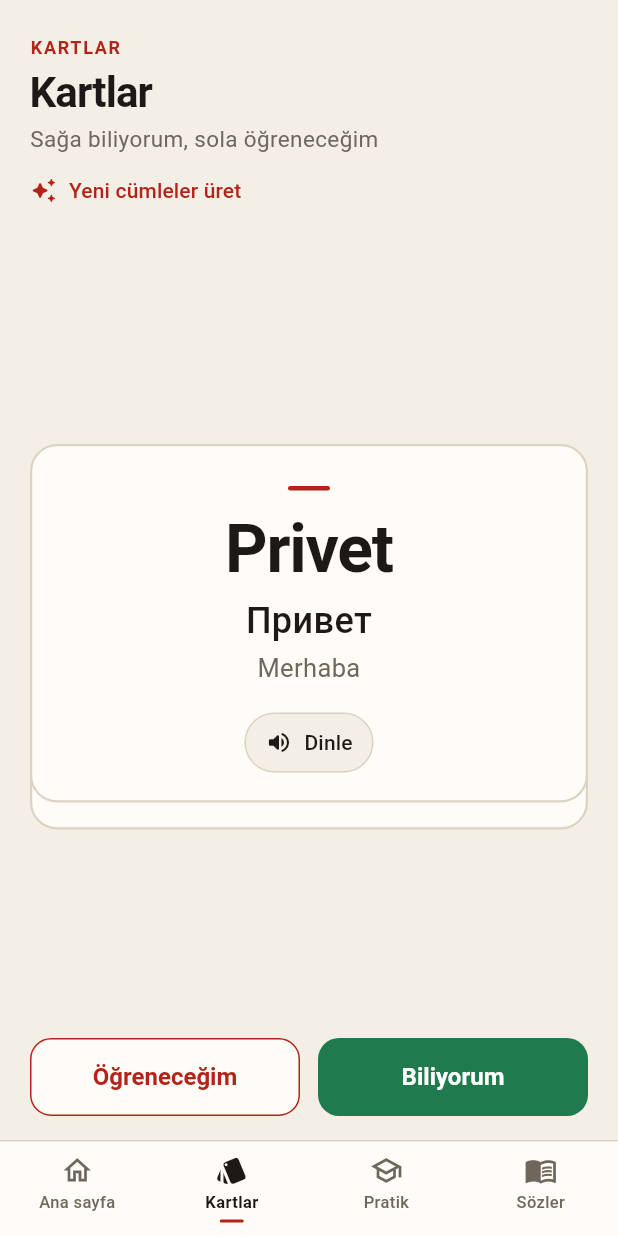
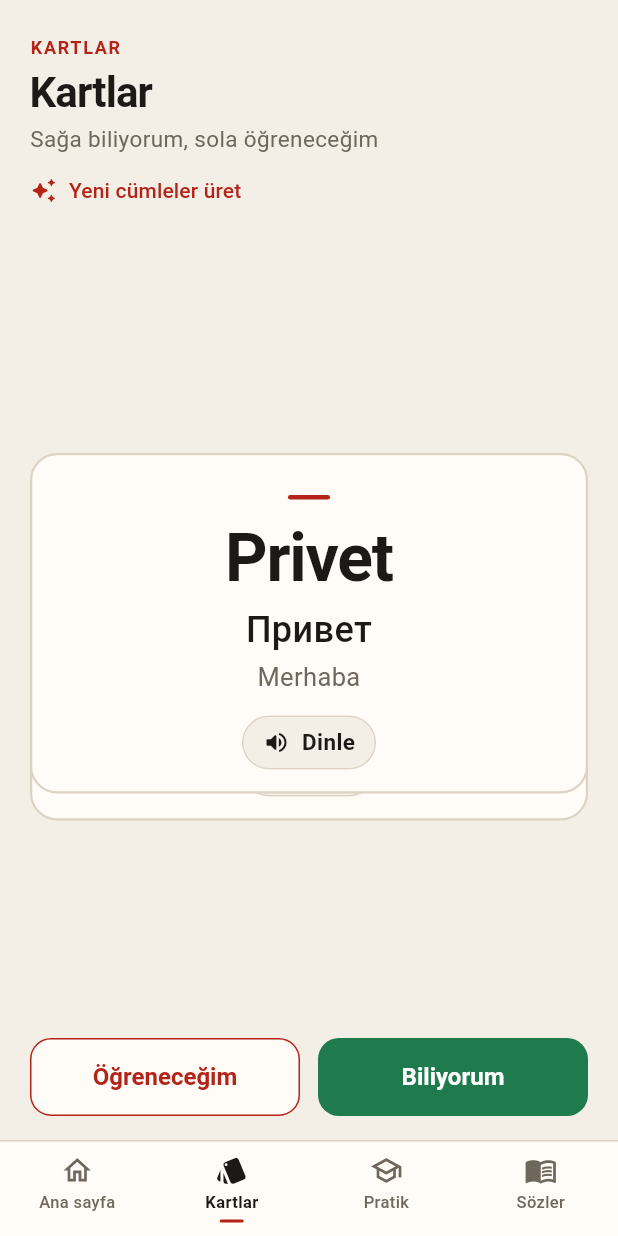
Before and after one commit to isZein13/rusca, a Flutter app: the screen it shows after launch, item 2 of the bottom bar chosen, on a phone screen of 412 x 824 dp. Run offline on Flutter 3.47's test engine with Material 3 defaults, Android fonts, the phone set to English and light mode, and no system bars; our stand-ins replace flutter_tts, shared_preferences; missing offline and left inert: home_widget.

Commit message:
Make the listen button speak and keep card labels on one line.
Co-authored-by: Cursor <cursoragent@cursor.com>

```diff
--- a/lib/features/swipe/swipe_screen.dart
+++ b/lib/features/swipe/swipe_screen.dart
@@ -114,8 +114,9 @@ class _SwipeScreenState extends State<SwipeScreen> {
                       style: OutlinedButton.styleFrom(
                         foregroundColor: RuscaColors.no,
                         side: const BorderSide(color: RuscaColors.no),
+                        padding: const EdgeInsets.symmetric(horizontal: 12),
                       ),
-                      child: const Text(L10n.swipeLeft),
+                      child: const _OneLineLabel(L10n.swipeLeft),
                     ),
                   ),
                   const SizedBox(width: 12),
@@ -125,8 +126,9 @@ class _SwipeScreenState extends State<SwipeScreen> {
                       style: FilledButton.styleFrom(
                         backgroundColor: RuscaColors.ok,
                         foregroundColor: Colors.white,
+                        padding: const EdgeInsets.symmetric(horizontal: 12),
                       ),
-                      child: const Text(L10n.swipeRight),
+                      child: const _OneLineLabel(L10n.swipeRight),
                     ),
                   ),
                 ],
@@ -153,6 +155,20 @@ class _SwipeScreenState extends State<SwipeScreen> {
     } else {
       await state.markToLearn(word);
     }
+  }
+}
+
+class _OneLineLabel extends StatelessWidget {
+  const _OneLineLabel(this.text);
+
+  final String text;
+
+  @override
+  Widget build(BuildContext context) {
+    return FittedBox(
+      fit: BoxFit.scaleDown,
+      child: Text(text, maxLines: 1, softWrap: false),
+    );
   }
 }
 
--- a/lib/widgets/word_face.dart
+++ b/lib/widgets/word_face.dart
@@ -81,21 +81,51 @@ class WordFace extends StatelessWidget {
           ),
         ],
         const SizedBox(height: 14),
-        TextButton.icon(
-          onPressed: () => state.tts.speakRussian(word.ru),
-          style: TextButton.styleFrom(
-            foregroundColor: RuscaColors.ink,
-            backgroundColor: RuscaColors.paper,
-            padding: const EdgeInsets.symmetric(horizontal: 14, vertical: 8),
-            shape: RoundedRectangleBorder(
-              borderRadius: BorderRadius.circular(999),
-              side: const BorderSide(color: RuscaColors.line),
-            ),
-          ),
-          icon: const Icon(Icons.volume_up_rounded, size: 18),
-          label: const Text(L10n.listen),
-        ),
+        _ListenButton(onPressed: () => state.tts.speakRussian(word.ru)),
       ],
     );
   }
 }
+
+class _ListenButton extends StatelessWidget {
+  const _ListenButton({required this.onPressed});
+
+  final VoidCallback onPressed;
+
+  @override
+  Widget build(BuildContext context) {
+    return GestureDetector(
+      onHorizontalDragStart: (_) {},
+      onHorizontalDragUpdate: (_) {},
+      onHorizontalDragEnd: (_) {},
+      child: Material(
+        color: RuscaColors.paper,
+        shape: const StadiumBorder(
+          side: BorderSide(color: RuscaColors.line),
+        ),
+        clipBehavior: Clip.antiAlias,
+        child: InkWell(
+          onTap: onPressed,
+          customBorder: const StadiumBorder(),
+          child: const Padding(
+            padding: EdgeInsets.symmetric(horizontal: 14, vertical: 8),
+            child: Row(
+              mainAxisSize: MainAxisSize.min,
+              children: [
+                Icon(Icons.volume_up_rounded, size: 18, color: RuscaColors.ink),
+                SizedBox(width: 8),
+                Text(
+                  L10n.listen,
+                  style: TextStyle(
+                    color: RuscaColors.ink,
+                    fontWeight: FontWeight.w600,
+                  ),
+                ),
+              ],
+            ),
+          ),
+        ),
+      ),
+    );
+  }
+}
```
Also changed, not shown: lib/data/tts_service.dart (+74 -9 lines), 1 other file.
